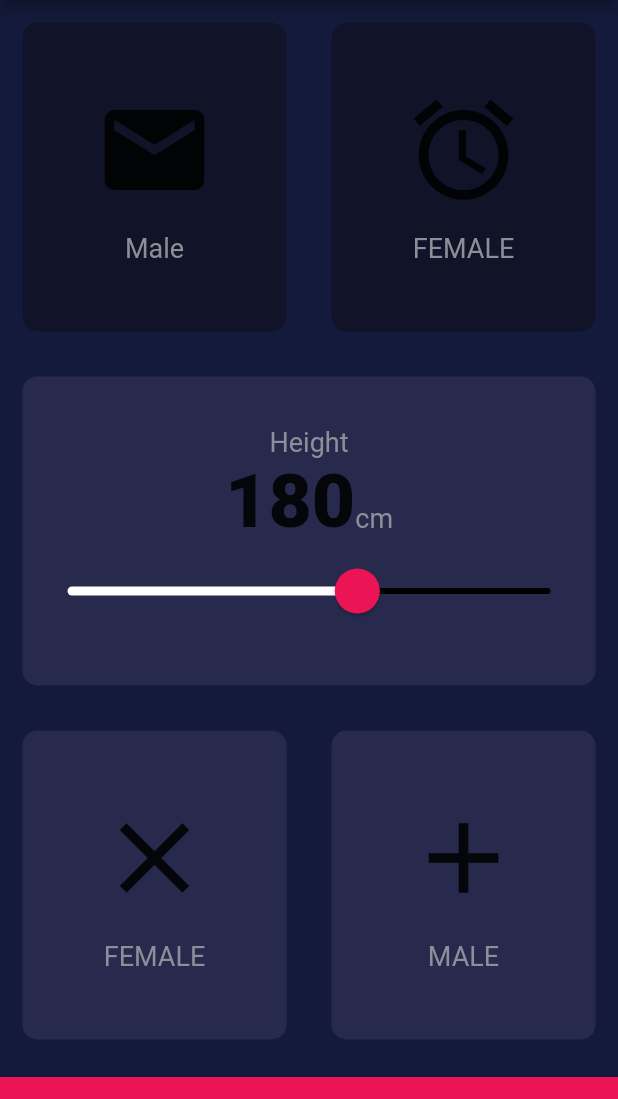
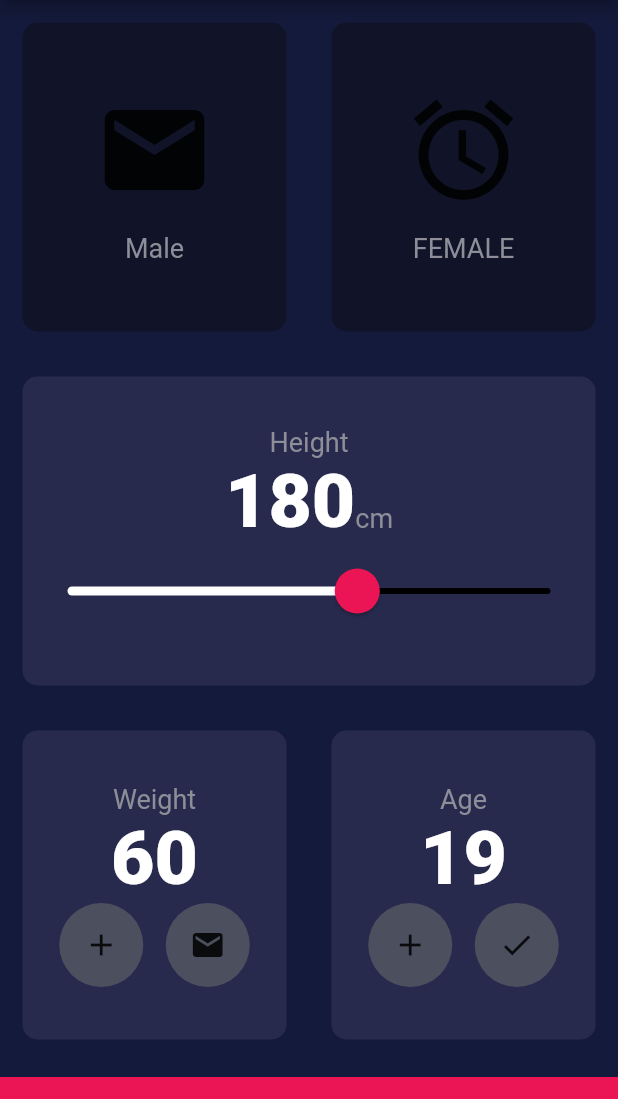
Before and after one commit to FahimMuntashir/BMI-Calculator, a Flutter app: the screen it shows after launch, on a phone screen of 412 x 824 dp, the part 84-1183 px from its top. Run offline on Flutter 3.47's test engine with Material 2 defaults, Android fonts, the phone set to English and light mode, and no system bars.

Commit message:
last two Container

```diff
--- a/lib/constants.dart
+++ b/lib/constants.dart
@@ -12,5 +12,6 @@ const kLabelTextStyle = TextStyle(
 
 const kNumberTextStyle = TextStyle(
   fontSize: 50.0,
+  color: Colors.white,
   fontWeight: FontWeight.w900,
 );
--- a/lib/input_page.dart
+++ b/lib/input_page.dart
@@ -44,6 +44,8 @@ class _InputPageState extends State<InputPage> {
 
   Gender selectedGender;
   int height = 180;
+  int weight = 60;
+  int age = 19;
 
   @override
   Widget build(BuildContext context) {
@@ -149,18 +151,84 @@ class _InputPageState extends State<InputPage> {
                 Expanded(
                   child: ReusableCard(
                     colour: kActiveCardColour,
-                    cardChild: IconContent(
-                      icon: Icons.close,
-                      label: 'FEMALE',
+                    cardChild: Column(
+                      mainAxisAlignment: MainAxisAlignment.center,
+                      children: <Widget>[
+                        Text(
+                          'Weight',
+                          style: kLabelTextStyle,
+                        ),
+                        Text(
+                          weight.toString(),
+                          style: kNumberTextStyle,
+                        ),
+                        Row(
+                          mainAxisAlignment: MainAxisAlignment.center,
+                          children: <Widget>[
+                            RoundIconButton(
+                              onPressed: () {
+                                setState(() {
+                                  weight--;
+                                });
+                              },
+                              icon: Icons.add,
+                            ),
+                            SizedBox(
+                              width: 15.0,
+                            ),
+                            RoundIconButton(
+                              onPressed: () {
+                                setState(() {
+                                  weight++;
+                                });
+                              },
+                              icon: Icons.mail,
+                            ),
+                          ],
+                        ),
+                      ],
                     ),
                   ),
                 ),
                 Expanded(
                   child: ReusableCard(
                     colour: kActiveCardColour,
-                    cardChild: IconContent(
-                      icon: Icons.add,
-                      label: 'MALE',
+                    cardChild: Column(
+                      mainAxisAlignment: MainAxisAlignment.center,
+                      children: <Widget>[
+                        Text(
+                          'Age',
+                          style: kLabelTextStyle,
+                        ),
+                        Text(
+                          age.toString(),
+                          style: kNumberTextStyle,
+                        ),
+                        Row(
+                          mainAxisAlignment: MainAxisAlignment.center,
+                          children: <Widget>[
+                            RoundIconButton(
+                              onPressed: () {
+                                setState(() {
+                                  age--;
+                                });
+                              },
+                              icon: Icons.add,
+                            ),
+                            SizedBox(
+                              width: 15.0,
+                            ),
+                            RoundIconButton(
+                              onPressed: () {
+                                setState(() {
+                                  age++;
+                                });
+                              },
+                              icon: Icons.check,
+                            ),
+                          ],
+                        ),
+                      ],
                     ),
                   ),
                 ),
@@ -178,3 +246,23 @@ class _InputPageState extends State<InputPage> {
     );
   }
 }
+
+class RoundIconButton extends StatelessWidget {
+  RoundIconButton({@required this.icon, @required this.onPressed});
+  final IconData icon;
+  final Function onPressed;
+  @override
+  Widget build(BuildContext context) {
+    return RawMaterialButton(
+      child: Icon(icon),
+      onPressed: onPressed,
+      elevation: 0.0,
+      constraints: BoxConstraints.tightFor(
+        width: 56.0,
+        height: 56.0,
+      ),
+      shape: CircleBorder(),
+      fillColor: Color(0xFF4C4F5E),
+    );
+  }
+}
```
